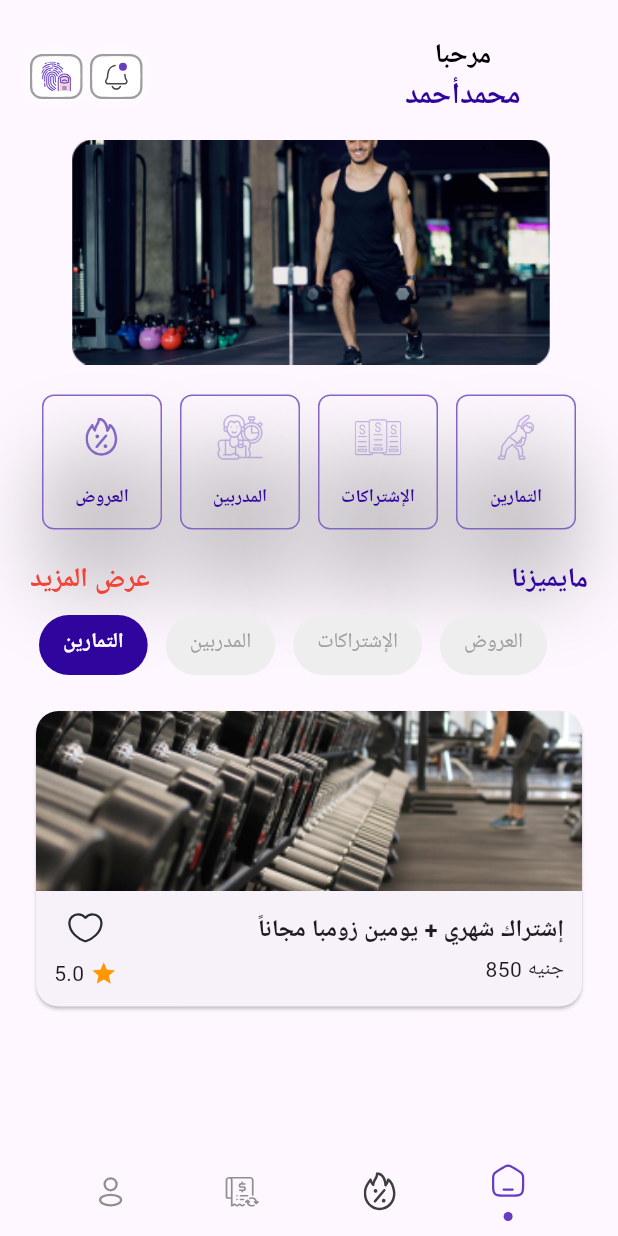
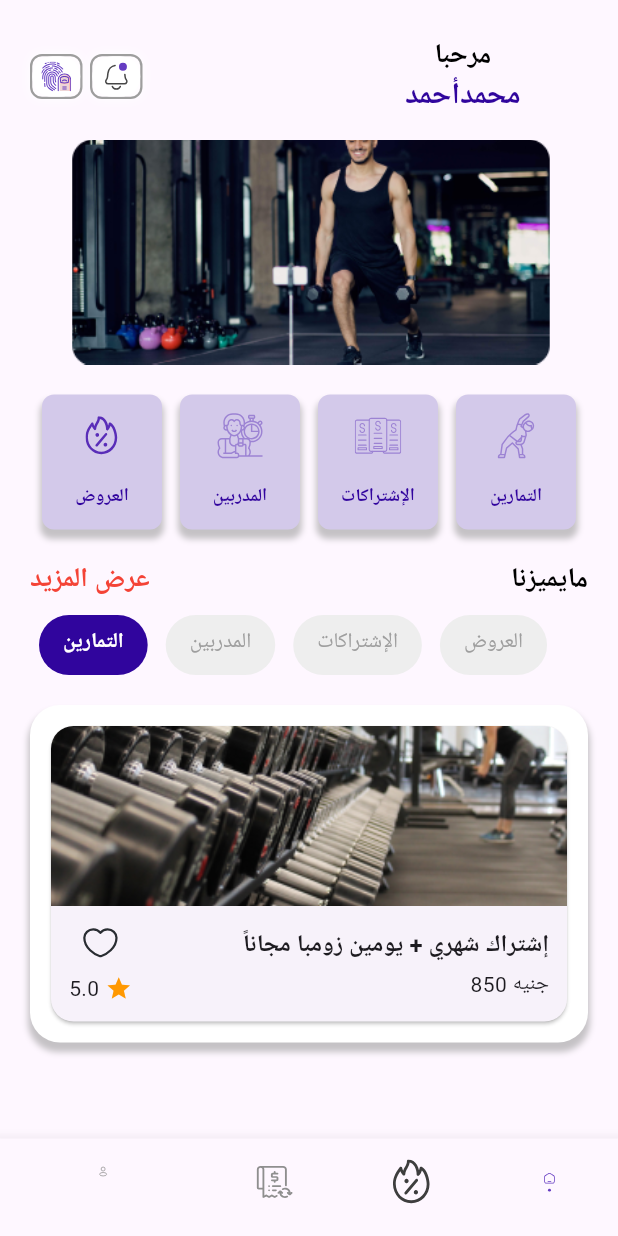
Before and after one commit to mohamedredaelsheikh/Gym_App, a Flutter app: the screen it shows after launch, on a phone screen of 412 x 824 dp. Run offline on Flutter 3.47's test engine with Material 3 defaults, Android fonts, the phone set to English and light mode, and no system bars; our stand-ins replace flutter_svg; Roboto replaces fonts that are missing (Inter).

Commit message:
refactor the code .

```diff
--- a/lib/features/Home_feature/presentation/views/home_view.dart
+++ b/lib/features/Home_feature/presentation/views/home_view.dart
@@ -1,4 +1,5 @@
 import 'package:flutter/material.dart';
+import 'package:flutter_svg/svg.dart';
 import 'package:gym_app/features/Home_feature/presentation/views/widgets/home_view_body.dart';
 
 class HomeView extends StatelessWidget {
@@ -6,8 +7,44 @@ class HomeView extends StatelessWidget {
 
   @override
   Widget build(BuildContext context) {
-    return const Scaffold(
-      body: HomeViewBody(),
+    return Scaffold(
+      body: const HomeViewBody(),
+      bottomNavigationBar: BottomNavigationBar(
+        items: [
+          BottomNavigationBarItem(
+              icon: SvgPicture.asset(
+                "assets/images/Item (1).svg",
+                width: 30,
+                height: 30,
+              ),
+              label: ''),
+          BottomNavigationBarItem(
+              icon: SvgPicture.asset(
+                "assets/images/Frame (5).svg",
+                width: 30,
+                height: 30,
+              ),
+              label: ''),
+          BottomNavigationBarItem(
+              icon: SvgPicture.asset(
+                "assets/images/Frame (4).svg",
+                width: 30,
+                height: 30,
+              ),
+              label: ''),
+          BottomNavigationBarItem(
+              icon: SvgPicture.asset(
+                "assets/images/Item.svg",
+                width: 30,
+                height: 30,
+              ),
+              label: ''),
+        ],
+        selectedItemColor: Colors.purple,
+        unselectedItemColor: Colors.grey,
+        showSelectedLabels: true,
+        showUnselectedLabels: false,
+      ),
     );
   }
 }
--- a/lib/features/Home_feature/presentation/views/widgets/custom_button.dart
+++ b/lib/features/Home_feature/presentation/views/widgets/custom_button.dart
@@ -15,28 +15,23 @@ class CustomButton extends StatelessWidget {
           height: 90,
           width: 80,
           padding: const EdgeInsets.all(12),
-          decoration: ShapeDecoration(
-            shadows: [
-              BoxShadow(
-                  color: Colors.grey.withOpacity(0.6),
-                  blurRadius: 45,
-                  spreadRadius: 0,
-                  offset: const Offset(0, 40))
-            ],
-            shape: RoundedRectangleBorder(
+          decoration: BoxDecoration(
               borderRadius: BorderRadius.circular(8),
-              side: const BorderSide(
-                color: Color.fromARGB(255, 132, 102, 197),
-              ),
-            ),
-          ),
+              boxShadow: [
+                BoxShadow(
+                    color: Colors.grey.withOpacity(0.6),
+                    blurRadius: 3,
+                    spreadRadius: .8,
+                    offset: const Offset(0, 5))
+              ],
+              color: const Color.fromARGB(255, 211, 201, 234)),
           child: Column(
             children: [
               SizedBox(
                 height: 31,
                 child: SvgPicture.asset(
                   image,
-                  color: const Color.fromARGB(255, 132, 102, 197),
+                  color: const Color.fromARGB(255, 89, 45, 184),
                 ),
               ),
               const SizedBox(height: 16),
@@ -53,3 +48,18 @@ class CustomButton extends StatelessWidget {
     );
   }
 }
+/* ShapeDecoration(
+            shadows: [
+              BoxShadow(
+                  color: Colors.grey.withOpacity(0.6),
+                  blurRadius: 45,
+                  spreadRadius: 0,
+                  offset: const Offset(0, 40))
+            ],
+            shape: RoundedRectangleBorder(
+              borderRadius: BorderRadius.circular(8),
+              side: const BorderSide(
+                color: Color.fromARGB(255, 132, 102, 197),
+              ),
+            ),
+          ),*/
--- a/lib/features/Home_feature/presentation/views/widgets/exercise_card.dart
+++ b/lib/features/Home_feature/presentation/views/widgets/exercise_card.dart
@@ -68,7 +68,7 @@ class ExerciseCard extends StatelessWidget {
               borderRadius: BorderRadius.circular(8),
               child: Image.asset(
                 image, // Replace with your exercise image asset
-                height: 100,
+                height: 120,
                 width: 100,
                 fit: BoxFit.cover,
               ),
--- a/lib/features/Home_feature/presentation/views/widgets/home_view_body.dart
+++ b/lib/features/Home_feature/presentation/views/widgets/home_view_body.dart
@@ -5,7 +5,6 @@ import 'package:gym_app/features/Home_feature/presentation/views/exercises_view.
 import 'package:gym_app/features/Home_feature/presentation/views/widgets/custom_button.dart';
 import 'package:gym_app/features/Home_feature/presentation/views/widgets/custom_tab_button_listview.dart';
 import 'package:gym_app/features/Home_feature/presentation/views/widgets/method_item.dart';
-import 'package:gym_app/features/Home_feature/presentation/views/widgets/navigator_bar.dart';
 import 'package:gym_app/features/Home_feature/presentation/views/widgets/offer_card.dart';
 
 class HomeViewBody extends StatelessWidget {
@@ -125,7 +124,7 @@ class HomeViewBody extends StatelessWidget {
                   'مايميزنا',
                   style: TextStyle(
                     fontSize: 18,
-                    color: Color(0xff30059D),
+                    color: Colors.black,
                     fontWeight: FontWeight.bold,
                   ),
                 ),
@@ -145,7 +144,6 @@ class HomeViewBody extends StatelessWidget {
             const SizedBox(
               height: 100,
             ),
-            const NavigatorBar(),
           ],
         ),
       ),
--- a/lib/features/Home_feature/presentation/views/widgets/navigator_bar.dart
+++ /dev/null
@@ -1,39 +0,0 @@
-import 'package:flutter/material.dart';
-import 'package:gym_app/features/Home_feature/presentation/views/widgets/custom_gesture_detector.dart';
-
-class NavigatorBar extends StatelessWidget {
-  const NavigatorBar({
-    super.key,
-  });
-
-  @override
-  Widget build(BuildContext context) {
-    return Padding(
-      padding: const EdgeInsets.symmetric(horizontal: 8),
-      child: Row(
-        mainAxisAlignment: MainAxisAlignment.spaceBetween,
-        children: [
-          CustomGestureDetector(
-            onTap: () {},
-            image: "assets/images/Item (1).svg",
-          ),
-          CustomGestureDetector(
-            onTap: () {},
-            image: "assets/images/Frame (5).svg",
-          ),
-          const SizedBox(
-            width: 10,
-          ),
-          CustomGestureDetector(
-            onTap: () {},
-            image: "assets/images/Frame (4).svg",
-          ),
-          CustomGestureDetector(
-            onTap: () {},
-            image: "assets/images/Item.svg",
-          ),
-        ],
-      ),
-    );
-  }
-}
--- a/lib/features/Home_feature/presentation/views/widgets/offer_card.dart
+++ b/lib/features/Home_feature/presentation/views/widgets/offer_card.dart
@@ -7,12 +7,31 @@ class OfferCard extends StatelessWidget {
   final String image;
   @override
   Widget build(BuildContext context) {
-    return Card(
-      shape: RoundedRectangleBorder(borderRadius: BorderRadius.circular(15)),
+    return Container(
+      padding: const EdgeInsets.symmetric(
+        horizontal: 10,
+        vertical: 10,
+      ),
+      decoration: BoxDecoration(
+          borderRadius: BorderRadius.circular(20),
+          boxShadow: [
+            BoxShadow(
+                color: Colors.grey.withOpacity(0.6),
+                blurRadius: 3,
+                spreadRadius: .8,
+                offset: const Offset(0, 5))
+          ],
+          color: Colors.white),
+      child: Card(
+        shape: RoundedRectangleBorder(
+          borderRadius: BorderRadius.circular(15),
+        ),
         child: Column(
           children: [
             ClipRRect(
-            borderRadius: const BorderRadius.vertical(top: Radius.circular(15)),
+              borderRadius: const BorderRadius.vertical(
+                top: Radius.circular(15),
+              ),
               child: Image.asset(
                 image,
                 height: 120,
@@ -29,6 +48,7 @@ class OfferCard extends StatelessWidget {
             ),
           ],
         ),
+      ),
     );
   }
 }
```
Lines whose indentation alone changed are shown as unchanged.
